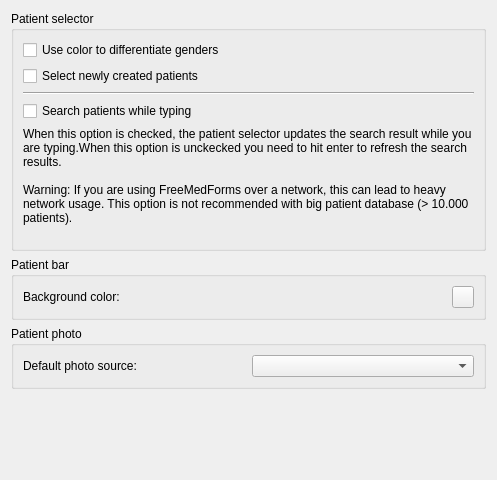
First picture: the form in plugins/patientbaseplugin/patientbasepreferencespage.ui, repository FreeHealth/freehealth, before the edit.
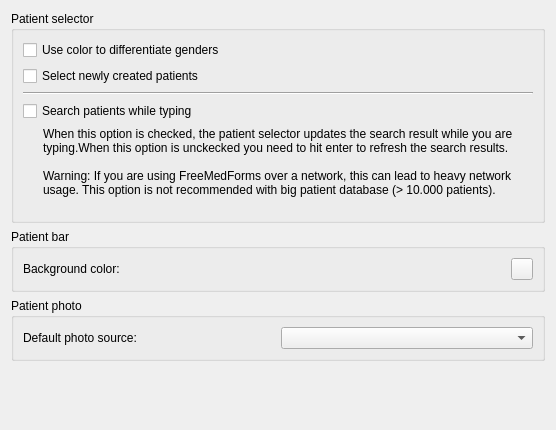
Second picture: the form after the edit. Custom widgets are drawn as their Qt base class.

What changed in the file:
```diff
--- a/plugins/patientbaseplugin/patientbasepreferencespage.ui
+++ b/plugins/patientbaseplugin/patientbasepreferencespage.ui
@@ -6,8 +6,8 @@
    <rect>
     <x>0</x>
     <y>0</y>
-    <width>497</width>
-    <height>480</height>
+    <width>556</width>
+    <height>430</height>
    </rect>
   </property>
   <property name="windowTitle">
@@ -101,6 +101,24 @@
        </widget>
       </item>
       <item>
+       <layout class="QHBoxLayout" name="horizontalLayout">
+        <item>
+         <spacer name="horizontalSpacer">
+          <property name="orientation">
+           <enum>Qt::Horizontal</enum>
+          </property>
+          <property name="sizeType">
+           <enum>QSizePolicy::Fixed</enum>
+          </property>
+          <property name="sizeHint" stdset="0">
+           <size>
+            <width>20</width>
+            <height>20</height>
+           </size>
+          </property>
+         </spacer>
+        </item>
+        <item>
        <widget class="QLabel" name="label">
         <property name="text">
          <string>When this option is checked, the patient selector updates the search result while you are typing.When this option is unckecked you need to hit enter to refresh the search results.
@@ -112,6 +130,8 @@
          <bool>true</bool>
         </property>
        </widget>
+        </item>
+       </layout>
       </item>
      </layout>
     </widget>
```
Lines whose indentation alone changed are shown as unchanged.
